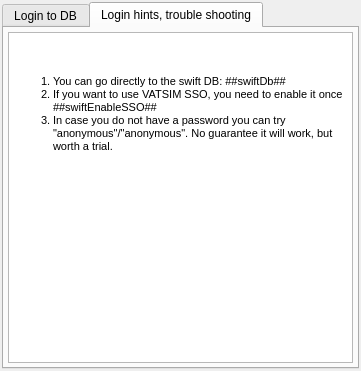
Old version of the form src/gui/components/dblogincomponent.ui in the repository swift-project/pilotclient.
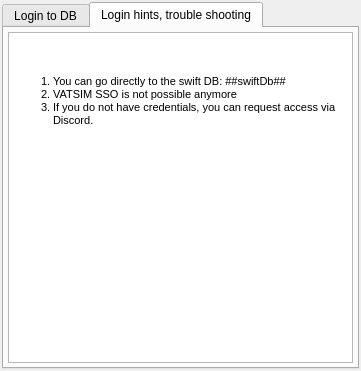
New version of the form. The open tabs and pages were chosen to show the change.

Commit message: fix: Add note about broken SSO

```diff
--- a/src/gui/components/dblogincomponent.ui
+++ b/src/gui/components/dblogincomponent.ui
@@ -382,8 +382,8 @@
 &lt;/style&gt;&lt;/head&gt;&lt;body style=&quot; font-family:'MS Shell Dlg 2'; font-size:8.1pt; font-weight:400; font-style:normal;&quot;&gt;
 &lt;p style=&quot; margin-top:0px; margin-bottom:0px; margin-left:0px; margin-right:0px; -qt-block-indent:0; text-indent:0px;&quot;&gt;&lt;br /&gt;&lt;/p&gt;
 &lt;ol style=&quot;margin-top: 0px; margin-bottom: 0px; margin-left: 0px; margin-right: 0px; -qt-list-indent: 1;&quot;&gt;&lt;li style=&quot; font-size:8pt;&quot; style=&quot; margin-top:12px; margin-bottom:0px; margin-left:0px; margin-right:0px; -qt-block-indent:0; text-indent:0px;&quot;&gt;You can go directly to the swift DB: ##swiftDb## &lt;/li&gt;
-&lt;li style=&quot; font-size:8pt;&quot; style=&quot; margin-top:0px; margin-bottom:0px; margin-left:0px; margin-right:0px; -qt-block-indent:0; text-indent:0px;&quot;&gt;If you want to use VATSIM SSO, you need to enable it once ##swiftEnableSSO## &lt;/li&gt;
-&lt;li style=&quot; font-size:8pt;&quot; style=&quot; margin-top:0px; margin-bottom:12px; margin-left:0px; margin-right:0px; -qt-block-indent:0; text-indent:0px;&quot;&gt;In case you do not have a password you can try &amp;quot;anonymous&amp;quot;/&amp;quot;anonymous&amp;quot;. No guarantee it will work, but worth a trial. &lt;/li&gt;&lt;/ol&gt;&lt;/body&gt;&lt;/html&gt;</string>
+&lt;li style=&quot; font-size:8pt;&quot; style=&quot; margin-top:0px; margin-bottom:0px; margin-left:0px; margin-right:0px; -qt-block-indent:0; text-indent:0px;&quot;&gt;VATSIM SSO is not possible anymore&lt;/li&gt;
+&lt;li style=&quot; font-size:8pt;&quot; style=&quot; margin-top:0px; margin-bottom:12px; margin-left:0px; margin-right:0px; -qt-block-indent:0; text-indent:0px;&quot;&gt;If you do not have credentials, you can request access via Discord.</string>
          </property>
          <property name="textInteractionFlags">
           <set>Qt::TextBrowserInteraction</set>
```
